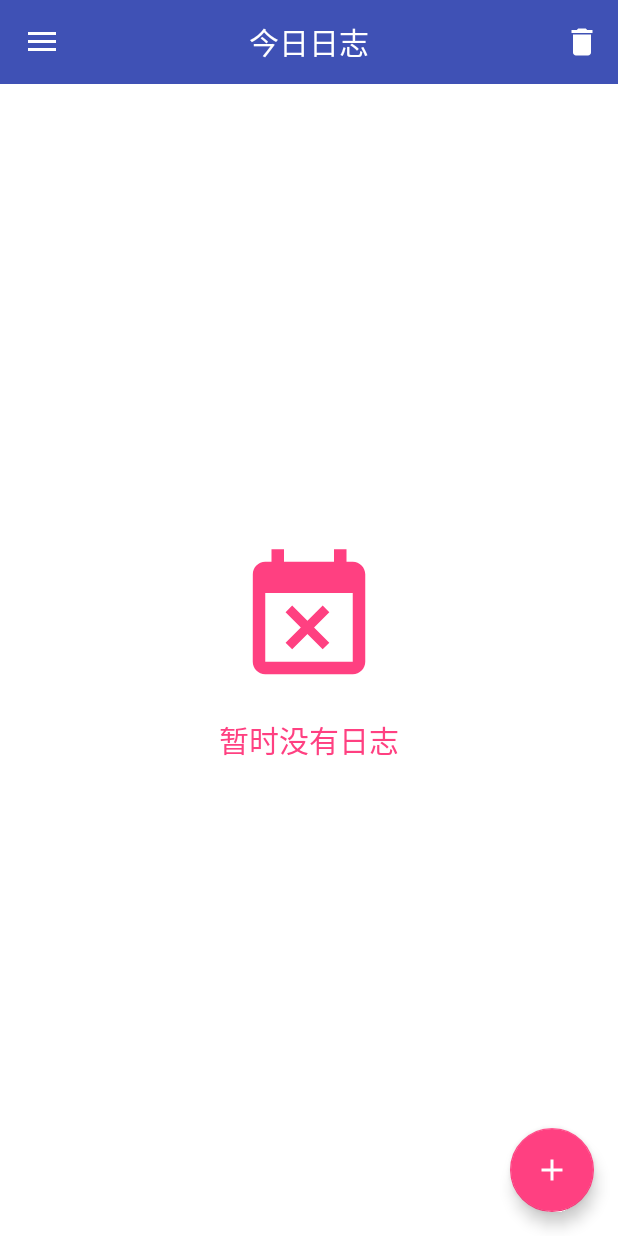
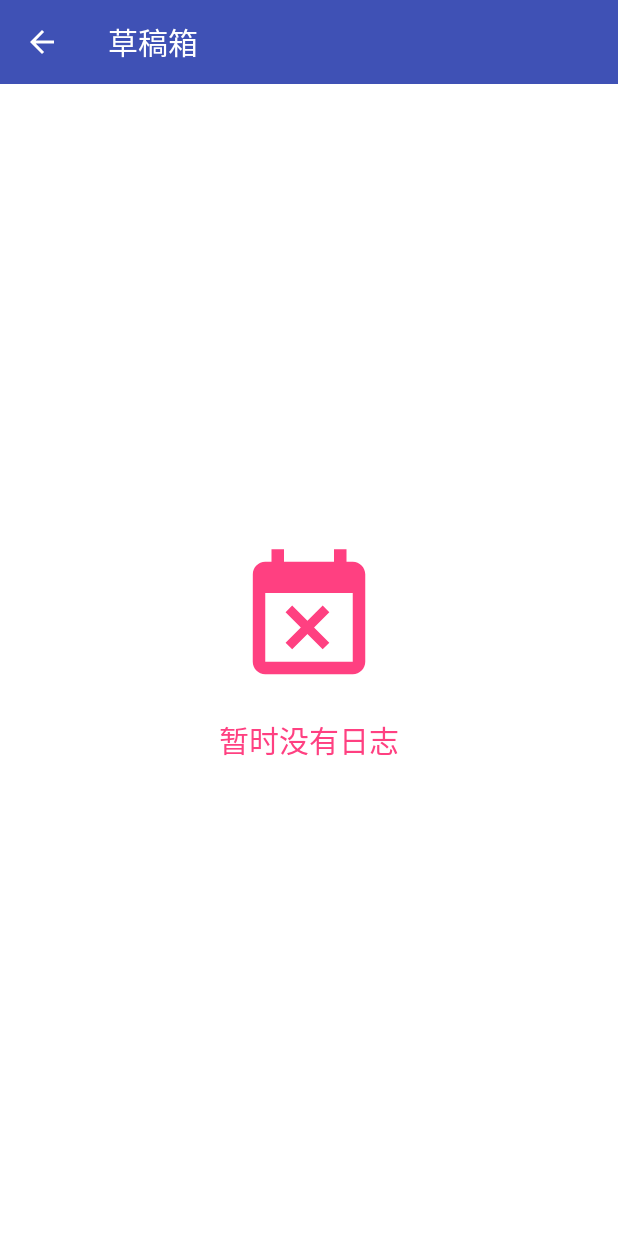
Before and after one commit to qiaoyunrui/CoderLife, an Android app: the screen it shows after launch (MainActivity before the commit, DraftBoxActivity after it), in the side drawer, after a tap on "草稿箱", on a phone screen of 412 x 824 dp. Run offline under Robolectric (Android 15) with nearby library versions, the phone set to English and light mode, and no system bars; our stand-ins replace data binding; libraries missing offline, so code that uses them is left out: com.konifar.fab_transformation; plain views replace RevealFrameLayout.

Commit message:
complete the framework of draftbox

```diff
--- a/app/src/main/AndroidManifest.xml
+++ b/app/src/main/AndroidManifest.xml
@@ -18,6 +18,7 @@
         <activity android:name="com.juhezi.coderslife.function.add_log.AddLogActivity" />
         <activity android:name=".function.log_info.LogInfoActivity" />
         <activity android:name=".function.all_logs.AllLogsActivity" />
+        <activity android:name=".function.draft_box.DraftBoxActivity" />
     </application>
 
 </manifest>
--- a/app/src/main/java/com/juhezi/coderslife/entry/Title.java
+++ b/app/src/main/java/com/juhezi/coderslife/entry/Title.java
@@ -10,8 +10,9 @@ public class Title {
     public static final String TODAY_TITLE = "今日日志";
     public static final String ADD = "添加";
     public static final String ALL_LOGS = "全部日志";
+    public static final String DRAFT_BOX = "草稿箱";
 
-    @StringDef({TODAY_TITLE, ADD, ALL_LOGS})
+    @StringDef({TODAY_TITLE, ADD, ALL_LOGS, DRAFT_BOX})
     private @interface TITLE_TYPE {
     }
 
--- a/app/src/main/java/com/juhezi/coderslife/function/all_logs/AllLogsFragment.java
+++ b/app/src/main/java/com/juhezi/coderslife/function/all_logs/AllLogsFragment.java
@@ -126,8 +126,7 @@ public class AllLogsFragment extends Fragment {
                 if (!(viewHolder instanceof LogViewHolder))
                     return 0;   //0代表不滑动
                 int swipeFlag = ItemTouchHelper.LEFT;
-                int dragFlag = ItemTouchHelper.DOWN | ItemTouchHelper.UP;
-                return makeMovementFlags(dragFlag, swipeFlag);
+                return makeMovementFlags(0, swipeFlag);
             }
 
             @Override
--- /dev/null
+++ b/app/src/main/java/com/juhezi/coderslife/function/draft_box/DraftBoxActivity.java
@@ -0,0 +1,40 @@
+package com.juhezi.coderslife.function.draft_box;
+
+import android.support.v4.app.Fragment;
+import android.view.MenuItem;
+
+import com.juhezi.coderslife.R;
+import com.juhezi.coderslife.SingleFragmentActivity;
+import com.juhezi.coderslife.databinding.ActDraftBoxBinding;
+
+/**
+ * Created by qiao1 on 2017/2/17.
+ */
+public class DraftBoxActivity extends SingleFragmentActivity<ActDraftBoxBinding> {
+    private static String TAG = "DraftBoxActivity";
+
+    @Override
+    protected Fragment getFragment() {
+        return DraftBoxFragment.getInstance();
+    }
+
+    @Override
+    protected int getActLayoutRes() {
+        return R.layout.act_draft_box;
+    }
+
+    @Override
+    protected int getFragContainerId() {
+        return R.id.ll_frag_draft_box;
+    }
+
+    @Override
+    public boolean onOptionsItemSelected(MenuItem item) {
+        switch (item.getItemId()) {
+            case android.R.id.home:
+                onBackPressed();
+                break;
+        }
+        return super.onOptionsItemSelected(item);
+    }
+}
--- /dev/null
+++ b/app/src/main/java/com/juhezi/coderslife/function/draft_box/DraftBoxFragment.java
@@ -0,0 +1,67 @@
+package com.juhezi.coderslife.function.draft_box;
+
+import android.databinding.DataBindingUtil;
+import android.os.Bundle;
+import android.support.annotation.Nullable;
+import android.support.v4.app.Fragment;
+import android.support.v4.widget.SwipeRefreshLayout;
+import android.support.v7.app.ActionBar;
+import android.support.v7.widget.RecyclerView;
+import android.support.v7.widget.Toolbar;
+import android.view.LayoutInflater;
+import android.view.View;
+import android.view.ViewGroup;
+
+import com.juhezi.coderslife.R;
+import com.juhezi.coderslife.databinding.FragDraftBoxBinding;
+import com.juhezi.coderslife.tools.Action;
+
+/**
+ * Created by qiao1 on 2017/2/17.
+ */
+public class DraftBoxFragment extends Fragment {
+    private static String TAG = "DraftBoxFragment";
+
+    private static final class Holder {
+        private static final DraftBoxFragment sInstance = new DraftBoxFragment();
+    }
+
+    public static DraftBoxFragment getInstance() {
+        return Holder.sInstance;
+    }
+
+    private DraftBoxViewModel viewModel;
+    private Toolbar mToolbar;
+    private ActionBar mActionBar;
+    private DraftBoxActivity activity;
+    private View mEmptyView;
+    private SwipeRefreshLayout mSwipeRefreshLayout;
+    private RecyclerView mRecyclerView;
+
+    @Nullable
+    @Override
+    public View onCreateView(LayoutInflater inflater, @Nullable ViewGroup container, @Nullable Bundle savedInstanceState) {
+        View view = inflater.inflate(R.layout.frag_draft_box, container, false);
+        FragDraftBoxBinding binding = DataBindingUtil.bind(view);
+        viewModel = new DraftBoxViewModel(binding, getContext());
+        mEmptyView = view.findViewById(R.id.view_empty);
+        initView(binding);
+        initRecyclerView(binding);
+        return view;
+    }
+
+    private void initView(FragDraftBoxBinding binding) {
+        mToolbar = binding.tbFragDraftBox;
+        activity = (DraftBoxActivity) getActivity();
+        activity.setSupportActionBar(mToolbar);
+        mActionBar = activity.getSupportActionBar();
+        mActionBar.setHomeButtonEnabled(true);
+        mActionBar.setDisplayHomeAsUpEnabled(true);
+        mSwipeRefreshLayout = binding.srlRefreshFragDraftBox;
+        mRecyclerView = binding.rvListFragDraftBox;
+    }
+
+    private void initRecyclerView(FragDraftBoxBinding binding) {
+    }
+
+}
--- /dev/null
+++ b/app/src/main/java/com/juhezi/coderslife/function/draft_box/DraftBoxViewModel.java
@@ -0,0 +1,23 @@
+package com.juhezi.coderslife.function.draft_box;
+
+import android.content.Context;
+
+import com.juhezi.coderslife.BaseViewModel;
+import com.juhezi.coderslife.databinding.FragDraftBoxBinding;
+import com.juhezi.coderslife.entry.Title;
+
+/**
+ * Created by qiao1 on 2017/2/17.
+ */
+public class DraftBoxViewModel extends BaseViewModel<FragDraftBoxBinding> {
+    private static String TAG = "DraftBoxViewModel";
+
+    public DraftBoxViewModel(FragDraftBoxBinding binding, Context context) {
+        super(binding, context);
+    }
+
+    @Override
+    protected void initData() {
+        binding.setTitle(new Title(Title.DRAFT_BOX));
+    }
+}
--- a/app/src/main/java/com/juhezi/coderslife/function/main/MainActivity.java
+++ b/app/src/main/java/com/juhezi/coderslife/function/main/MainActivity.java
@@ -25,6 +25,7 @@ import com.juhezi.coderslife.SingleFragmentActivity;
 import com.juhezi.coderslife.databinding.ActMainBinding;
 import com.juhezi.coderslife.entry.Title;
 import com.juhezi.coderslife.function.all_logs.AllLogsActivity;
+import com.juhezi.coderslife.function.draft_box.DraftBoxActivity;
 
 import java.util.UUID;
 
@@ -88,6 +89,8 @@ public class MainActivity extends SingleFragmentActivity<ActMainBinding> {
                     case R.id.item_all_logs:
                         turn2AllLogsAct();
                         break;
+                    case R.id.item_draft_box:
+                        turn2DraftBoxAct();
                 }
                 return false;
             }
@@ -152,6 +155,11 @@ public class MainActivity extends SingleFragmentActivity<ActMainBinding> {
         startActivity(intent);
     }
 
+    private void turn2DraftBoxAct() {
+        Intent intent = new Intent(this, DraftBoxActivity.class);
+        startActivity(intent);
+    }
+
     /**
      * 隐藏Toolbar
      */
--- /dev/null
+++ b/app/src/main/res/drawable/ic_draft_box.xml
@@ -0,0 +1,9 @@
+<vector xmlns:android="http://schemas.android.com/apk/res/android"
+        android:width="24dp"
+        android:height="24dp"
+        android:viewportWidth="24.0"
+        android:viewportHeight="24.0">
+    <path
+        android:fillColor="#FF000000"
+        android:pathData="M19,3L4.99,3c-1.11,0 -1.98,0.89 -1.98,2L3,19c0,1.1 0.88,2 1.99,2L19,21c1.1,0 2,-0.9 2,-2L21,5c0,-1.11 -0.9,-2 -2,-2zM19,15h-4c0,1.66 -1.35,3 -3,3s-3,-1.34 -3,-3L4.99,15L4.99,5L19,5v10z"/>
+</vector>
--- /dev/null
+++ b/app/src/main/res/layout/act_draft_box.xml
@@ -0,0 +1,15 @@
+<?xml version="1.0" encoding="utf-8"?>
+<layout xmlns:android="http://schemas.android.com/apk/res/android">
+
+    <LinearLayout
+        android:layout_width="match_parent"
+        android:layout_height="match_parent"
+        android:orientation="vertical">
+
+        <LinearLayout
+            android:id="@+id/ll_frag_draft_box"
+            android:layout_width="match_parent"
+            android:layout_height="match_parent"
+            android:orientation="vertical" />
+    </LinearLayout>
+</layout>
--- /dev/null
+++ b/app/src/main/res/layout/frag_draft_box.xml
@@ -0,0 +1,54 @@
+<?xml version="1.0" encoding="utf-8"?>
+<layout xmlns:android="http://schemas.android.com/apk/res/android">
+
+    <data>
+
+        <variable
+            name="title"
+            type="com.juhezi.coderslife.entry.Title" />
+    </data>
+
+    <android.support.design.widget.CoordinatorLayout
+        android:layout_width="match_parent"
+        android:layout_height="match_parent">
+
+        <FrameLayout
+            android:layout_width="match_parent"
+            android:layout_height="match_parent">
+
+            <FrameLayout
+                android:layout_width="match_parent"
+                android:layout_height="match_parent">
+
+                <android.support.v4.widget.SwipeRefreshLayout
+                    android:id="@+id/srl_refresh_frag_draft_box"
+                    android:layout_width="match_parent"
+                    android:layout_height="match_parent">
+
+                    <android.support.v7.widget.RecyclerView
+                        android:id="@+id/rv_list_frag_draft_box"
+                        android:layout_width="match_parent"
+                        android:layout_height="match_parent"
+                        android:clipToPadding="false"
+                        android:paddingTop="?actionBarSize" />
+
+                </android.support.v4.widget.SwipeRefreshLayout>
+
+                <include
+                    android:id="@+id/view_empty"
+                    layout="@layout/layout_empty" />
+
+            </FrameLayout>
+
+            <android.support.v7.widget.Toolbar
+                android:id="@+id/tb_frag_draft_box"
+                android:layout_width="match_parent"
+                android:layout_height="?actionBarSize"
+                android:background="@color/colorPrimary"
+                android:theme="@style/Toolbar"
+                android:title="@{title.content}" />
+
+        </FrameLayout>
+
+    </android.support.design.widget.CoordinatorLayout>
+</layout>
--- a/app/src/main/res/menu/item_nav_act_main.xml
+++ b/app/src/main/res/menu/item_nav_act_main.xml
@@ -8,7 +8,7 @@
 
     <item
         android:id="@+id/item_draft_box"
-        android:icon="@drawable/ic_android"
+        android:icon="@drawable/ic_draft_box"
         android:title="@string/draft_box" />
 
 </menu>
```
